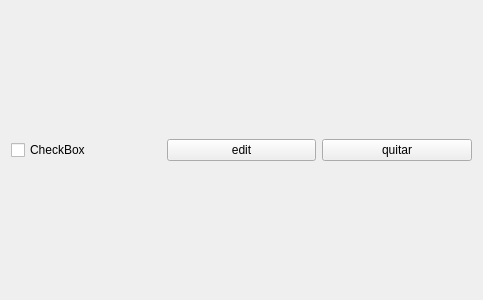
Old version of the form Ejercicio05/ejercicio05/task.ui in the repository AndreRH09/TO_Lab05.
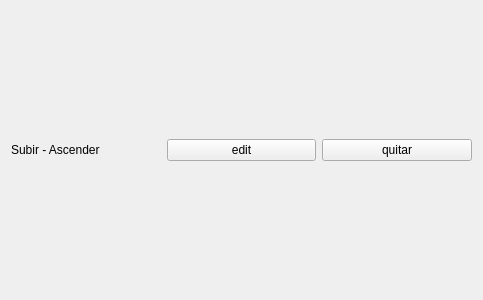
New version of the form.

What changed in the file:
```diff
--- a/Ejercicio05/ejercicio05/task.ui
+++ b/Ejercicio05/ejercicio05/task.ui
@@ -15,9 +15,9 @@
   </property>
   <layout class="QHBoxLayout" name="horizontalLayout">
    <item>
-    <widget class="QCheckBox" name="checkbox">
+    <widget class="QLabel" name="synonymsLabel">
      <property name="text">
-      <string>CheckBox</string>
+      <string>Subir - Ascender</string>
      </property>
     </widget>
    </item>
```
Left out of the diff: 2 changed lines with no effect on the pictures.
